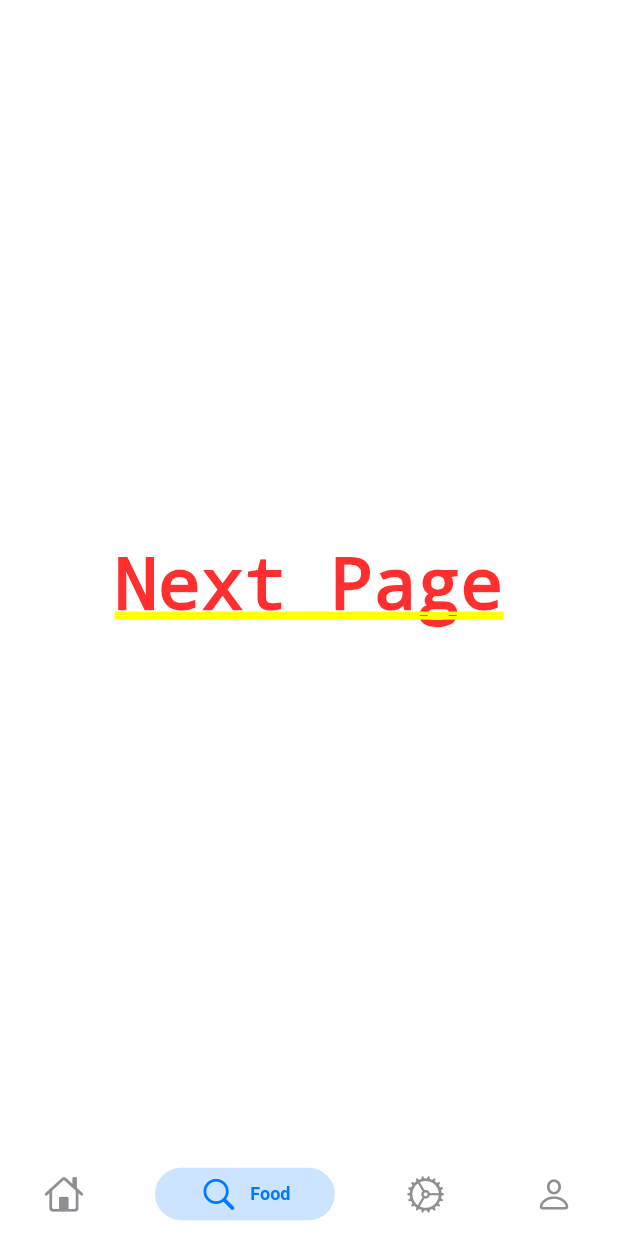
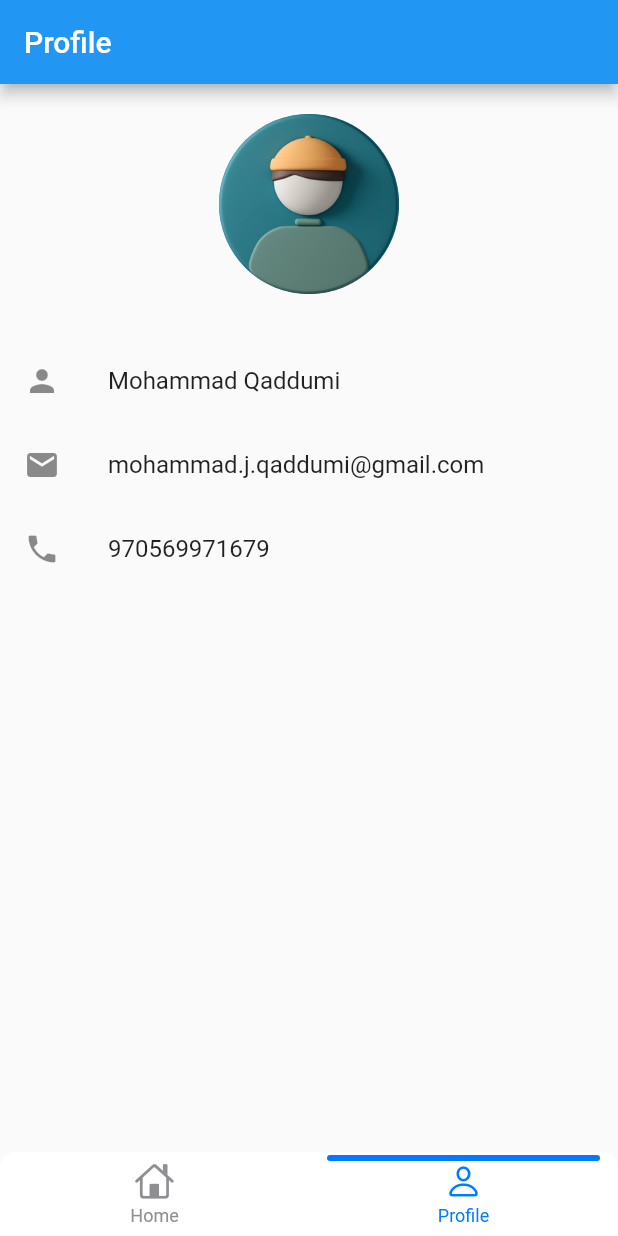
Before and after one commit to MohammadQaddumi/E-Commerce-App, a Flutter app: the screen it shows after launch, item 2 of the bottom bar chosen, on a phone screen of 412 x 824 dp. Run offline on Flutter 3.47's test engine with Material 2 defaults, Android fonts, the phone set to English and light mode, and no system bars; drawn by our look-alikes of persistent_bottom_nav_bar; our stand-ins replace dots_indicator, get; network calls fail.

Commit message:
Profile Page

```diff
--- a/lib/Pages/Home/home_page.dart
+++ b/lib/Pages/Home/home_page.dart
@@ -1,9 +1,9 @@
-
 import 'package:flutter/cupertino.dart';
 import 'package:flutter/material.dart';
 import 'package:flutter_application_1/utils/colors.dart';
 import 'package:persistent_bottom_nav_bar/persistent_tab_view.dart';
 
+import '../Profile/profile_page.dart';
 import 'home.dart';
 
 class HomePage extends StatefulWidget {
@@ -14,26 +14,32 @@ class HomePage extends StatefulWidget {
 }
 
 class _HomePageState extends State<HomePage> {
-
   late PersistentTabController _controller;
 
   int _selectedIndex = 0;
   List pages = [
     Home(),
-    Container(child: Center(child: Text("Next Page"),),),
-    Container(child: Center(child: Text("Next next Page"),),),
-    Container(child: Center(child: Text("Next next next Page"),),),
+    Container(
+      child: Center(
+        child: Text("Next Page"),
+      ),
+    ),
+    Container(
+      child: Center(
+        child: Text("Next next Page"),
+      ),
+    ),
+    ProfilePage(),
   ];
 
-
-  void onTapNav(int index){
+  void onTapNav(int index) {
     setState(() {
       _selectedIndex = index;
     });
   }
 
   @override
-  void initState(){
+  void initState() {
     super.initState();
     _controller = PersistentTabController(initialIndex: 0);
   }
@@ -41,9 +47,7 @@ class _HomePageState extends State<HomePage> {
   List<Widget> _buildScreens() {
     return [
       Home(),
-          Container(child: Center(child: Text("Next Page"),),),
-          Container(child: Center(child: Text("Next next Page"),),),
-          Container(child: Center(child: Text("Next next next Page"),),),
+      ProfilePage(),
     ];
   }
 
@@ -52,18 +56,6 @@ class _HomePageState extends State<HomePage> {
       PersistentBottomNavBarItem(
         icon: Icon(CupertinoIcons.home),
         title: ("Home"),
-                activeColorPrimary: CupertinoColors.activeBlue,
-                inactiveColorPrimary: CupertinoColors.systemGrey,
-            ),
-            PersistentBottomNavBarItem(
-                icon: Icon(CupertinoIcons.search),
-                title: ("Food"),
-                activeColorPrimary: CupertinoColors.activeBlue,
-                inactiveColorPrimary: CupertinoColors.systemGrey,
-            ),
-            PersistentBottomNavBarItem(
-                icon: Icon(CupertinoIcons.settings),
-                title: ("Settings"),
         activeColorPrimary: CupertinoColors.activeBlue,
         inactiveColorPrimary: CupertinoColors.systemGrey,
       ),
@@ -117,25 +109,30 @@ class _HomePageState extends State<HomePage> {
       confineInSafeArea: true,
       backgroundColor: Colors.white, // Default is Colors.white.
       handleAndroidBackButtonPress: true, // Default is true.
-        resizeToAvoidBottomInset: true, // This needs to be true if you want to move up the screen when keyboard appears. Default is true.
+      resizeToAvoidBottomInset:
+          true, // This needs to be true if you want to move up the screen when keyboard appears. Default is true.
       stateManagement: true, // Default is true.
-        hideNavigationBarWhenKeyboardShows: true, // Recommended to set 'resizeToAvoidBottomInset' as true while using this argument. Default is true.
+      hideNavigationBarWhenKeyboardShows:
+          true, // Recommended to set 'resizeToAvoidBottomInset' as true while using this argument. Default is true.
       decoration: NavBarDecoration(
         borderRadius: BorderRadius.circular(10.0),
         colorBehindNavBar: Colors.white,
       ),
       popAllScreensOnTapOfSelectedTab: true,
       popActionScreens: PopActionScreensType.all,
-        itemAnimationProperties: ItemAnimationProperties( // Navigation Bar's items animation properties.
+      itemAnimationProperties: ItemAnimationProperties(
+        // Navigation Bar's items animation properties.
         duration: Duration(milliseconds: 200),
         curve: Curves.ease,
       ),
-        screenTransitionAnimation: ScreenTransitionAnimation( // Screen transition animation on change of selected tab.
+      screenTransitionAnimation: ScreenTransitionAnimation(
+        // Screen transition animation on change of selected tab.
         animateTabTransition: true,
         curve: Curves.ease,
         duration: Duration(milliseconds: 200),
       ),
-        navBarStyle: NavBarStyle.style1, // Choose the nav bar style with this property.
+      navBarStyle:
+          NavBarStyle.style3, // Choose the nav bar style with this property.
     );
   }
 }
--- a/lib/Pages/Home/home_scroll.dart
+++ b/lib/Pages/Home/home_scroll.dart
@@ -1,11 +1,7 @@
 import 'package:dots_indicator/dots_indicator.dart';
-import 'package:flutter/cupertino.dart';
 import 'package:flutter/material.dart';
-import 'package:flutter/src/widgets/container.dart';
-import 'package:flutter/src/widgets/framework.dart';
 import 'package:flutter_application_1/Controllers/popular_product_controller.dart';
 import 'package:flutter_application_1/Models/products_model.dart';
-import 'package:flutter_application_1/Pages/Workout/workout_details.dart';
 import 'package:flutter_application_1/Routes/route_helper.dart';
 import 'package:flutter_application_1/Widgets/app_column.dart';
 import 'package:flutter_application_1/Widgets/big_text.dart';
--- /dev/null
+++ b/lib/Pages/Profile/profile_page.dart
@@ -0,0 +1,42 @@
+import 'package:flutter/material.dart';
+import 'package:flutter/src/widgets/container.dart';
+import 'package:flutter/src/widgets/framework.dart';
+
+class ProfilePage extends StatelessWidget {
+  const ProfilePage({super.key});
+
+  @override
+  Widget build(BuildContext context) {
+    return Scaffold(
+      appBar: AppBar(
+        title: Text('Profile'),
+      ),
+      body: Column(
+        children: [
+          SizedBox(
+            height: 20,
+          ),
+          CircleAvatar(
+            child: Image.asset('assets/images/avatar.png'),
+            radius: 60,
+          ),
+          SizedBox(
+            height: 30,
+          ),
+          ListTile(
+            leading: Icon(Icons.person),
+            title: Text('Mohammad Qaddumi'),
+          ),
+          ListTile(
+            leading: Icon(Icons.email),
+            title: Text('mohammad.j.qaddumi@gmail.com'),
+          ),
+          ListTile(
+            leading: Icon(Icons.phone),
+            title: Text('970569971679'),
+          )
+        ],
+      ),
+    );
+  }
+}
```
Also changed, not shown: assets/images/avatar.png (added). Lines whose indentation alone changed are shown as unchanged.
